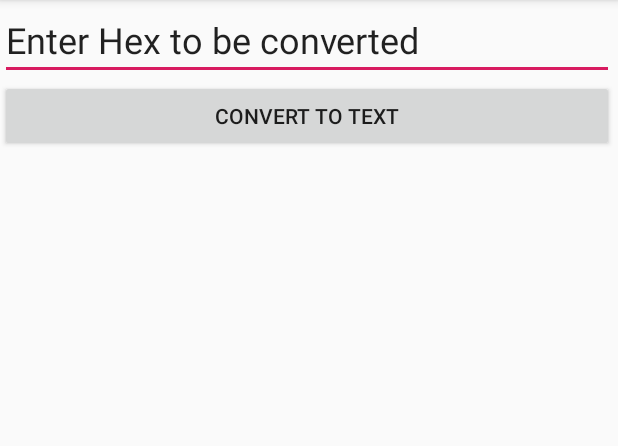
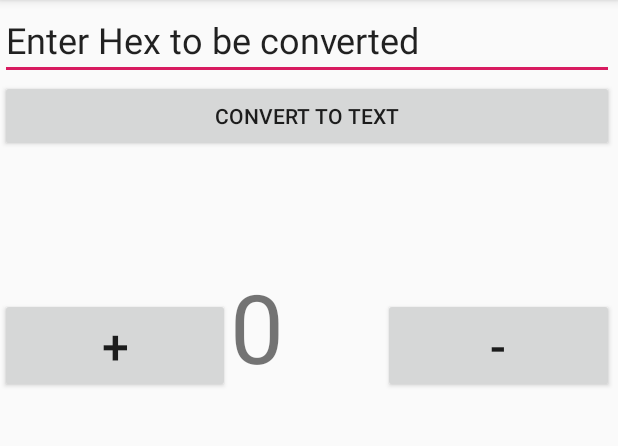
Before and after one commit to CianOSull/ProgMobileDevicesAssign1, an Android app: the screen it shows after launch (thridActivity), after a tap on "CONVERT HEX TO TEXT", on a phone screen of 412 x 824 dp, the part 84-530 px from its top. Run offline under Robolectric (Android 15) with nearby library versions, the phone set to English and light mode, and no system bars.

Commit message:
Added save on instance to a counter in third activity

```diff
--- a/app/src/main/java/com/example/assign1androidhexconverter/MainActivity.java
+++ b/app/src/main/java/com/example/assign1androidhexconverter/MainActivity.java
@@ -14,7 +14,6 @@ import android.widget.EditText;
 import android.widget.RadioButton;
 import android.widget.RadioGroup;
 import android.widget.TextView;
-import android.widget.Toast;
 
 import androidx.appcompat.app.AppCompatActivity;
 import androidx.core.app.NotificationCompat;
@@ -153,14 +152,15 @@ public class MainActivity extends AppCompatActivity {
         // This will create the channels
         createNotificaitonChannel();
 
-        Toast.makeText(MainActivity.this, "Calling Number", Toast.LENGTH_SHORT).show();
-        Intent callIntent = new Intent(this, MainActivity.class);
-        callIntent.setData(Uri.parse("tel:021-0000000"));
+        Intent callIntent = new Intent(Intent.ACTION_DIAL);
+        callIntent.setData(Uri.parse("tel:0210000000"));
+        callIntent.setFlags(Intent.FLAG_ACTIVITY_NEW_TASK | Intent.FLAG_ACTIVITY_CLEAR_TASK);
         PendingIntent phoneCallIntent = PendingIntent.getActivity(MainActivity.this,
-                0, callIntent, PendingIntent.FLAG_UPDATE_CURRENT);
+                0, callIntent, 0);
 
         NotificationCompat.Builder builder =
                 new NotificationCompat.Builder(this, CHANNEL_ID)
+                        //.setSmallIcon(R.drawable.ic_phone_notification)
                         .setSmallIcon(R.drawable.ic_phone_notification)
                         .setContentTitle("Make a call")
                         .setContentText("Tap the notification to call the phone.")
--- a/app/src/main/java/com/example/assign1androidhexconverter/thridActivity.java
+++ b/app/src/main/java/com/example/assign1androidhexconverter/thridActivity.java
@@ -5,10 +5,13 @@ import android.os.Bundle;
 import android.view.View;
 import android.widget.Button;
 import android.widget.EditText;
+import android.widget.TextView;
 
 import androidx.appcompat.app.AppCompatActivity;
 
 public class thridActivity extends AppCompatActivity {
+    private TextView mTextViewCount;
+    private int mCount;
 
     @Override
     protected void onCreate(Bundle savedInstanceState) {
@@ -31,10 +34,50 @@ public class thridActivity extends AppCompatActivity {
                 //startIntent.putExtra("com.example.tutoral2.SOMETHING", "HELLO WORLD");
                 startIntent.putExtra("com.example.assign1androidhexconverter.textConversion",
                         hexConverted);
-
                 startActivity(startIntent);
             }
         });
+
+        mTextViewCount = findViewById(R.id.countTextView);
+        mCount = 0;
+        Button buttonDecrement = findViewById(R.id.decrementBtn);
+        Button buttonIncrement = findViewById(R.id.incrementBtn);
+
+        buttonDecrement.setOnClickListener(new View.OnClickListener() {
+            @Override
+            public void onClick(View v) {
+                decrement();
+            }
+        });
+
+        buttonIncrement.setOnClickListener(new View.OnClickListener() {
+            @Override
+            public void onClick(View v) {
+                increment();
+            }
+        });
+
+        if (savedInstanceState != null) {
+            mCount = savedInstanceState.getInt("count");
+            mTextViewCount.setText(String.valueOf(mCount));
+        }
+
+    }
+
+    private void decrement() {
+        mCount--;
+        mTextViewCount.setText(String.valueOf(mCount));
+    }
+
+    private void increment() {
+        mCount++;
+        mTextViewCount.setText(String.valueOf(mCount));
+    }
+
+    @Override
+    protected void onSaveInstanceState(Bundle outState) {
+        super.onSaveInstanceState(outState);
+        outState.putInt("count", mCount);
     }
 
     private String hexToAscii(String hex){
--- a/app/src/main/res/layout/activity_thrid.xml
+++ b/app/src/main/res/layout/activity_thrid.xml
@@ -28,5 +28,40 @@
             android:layout_height="wrap_content"
             android:text="@string/firstActReturnBtn" />
 
+        <LinearLayout
+            android:layout_width="match_parent"
+            android:layout_height="73dp"
+            android:orientation="vertical"></LinearLayout>
+
+        <LinearLayout
+            android:layout_width="match_parent"
+            android:layout_height="241dp"
+            android:orientation="horizontal">
+
+            <Button
+                android:id="@+id/incrementBtn"
+                android:layout_width="wrap_content"
+                android:layout_height="wrap_content"
+                android:layout_weight="1"
+                android:text="@string/incrementBtn"
+                android:textSize="32sp" />
+
+            <TextView
+                android:id="@+id/countTextView"
+                android:layout_width="wrap_content"
+                android:layout_height="73dp"
+                android:layout_weight="1"
+                android:text="@string/countTextView"
+                android:textSize="64sp" />
+
+            <Button
+                android:id="@+id/decrementBtn"
+                android:layout_width="wrap_content"
+                android:layout_height="wrap_content"
+                android:layout_weight="1"
+                android:text="@string/DecrementBtn"
+                android:textSize="32sp" />
+        </LinearLayout>
+
     </LinearLayout>
 </androidx.constraintlayout.widget.ConstraintLayout>
--- a/app/src/main/res/values/strings.xml
+++ b/app/src/main/res/values/strings.xml
@@ -23,6 +23,7 @@
     <!-- This is the third activity text  -->
     <string name="hexEditText">Enter Hex to be converted</string>
     <string name="firstActReturnBtn">Convert to Text</string>
-
-
+    <string name="incrementBtn">+</string>
+    <string name="DecrementBtn">-</string>
+    <string name="countTextView">0</string>
 </resources>
```
Also changed, not shown: 1 other file.
